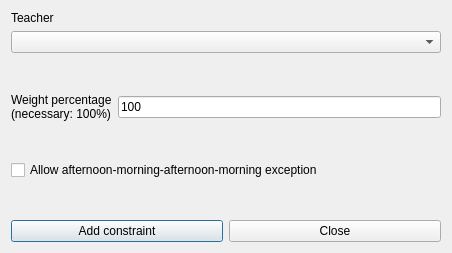
vonmecheln/fet, file fet/src/interface/addconstraintteachermaxthreeconsecutivedaysform_template.ui: the form before one commit.
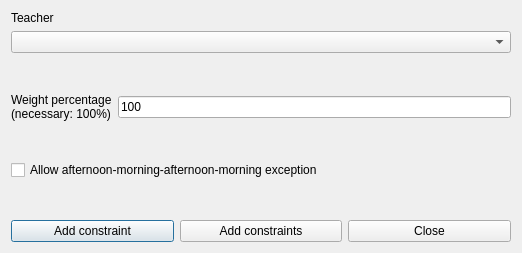
The form after the commit.

The edit to the form file:
```diff
--- a/fet/src/interface/addconstraintteachermaxthreeconsecutivedaysform_template.ui
+++ b/fet/src/interface/addconstraintteachermaxthreeconsecutivedaysform_template.ui
@@ -6,7 +6,7 @@
    <rect>
     <x>0</x>
     <y>0</y>
-    <width>452</width>
+    <width>522</width>
     <height>253</height>
    </rect>
   </property>
@@ -134,6 +134,13 @@
        </property>
       </widget>
      </item>
+     <item>
+      <widget class="QPushButton" name="addConstraintsPushButton">
+       <property name="text">
+        <string>Add constraints</string>
+       </property>
+      </widget>
+     </item>
      <item>
       <widget class="QPushButton" name="closePushButton">
        <property name="text">
```
